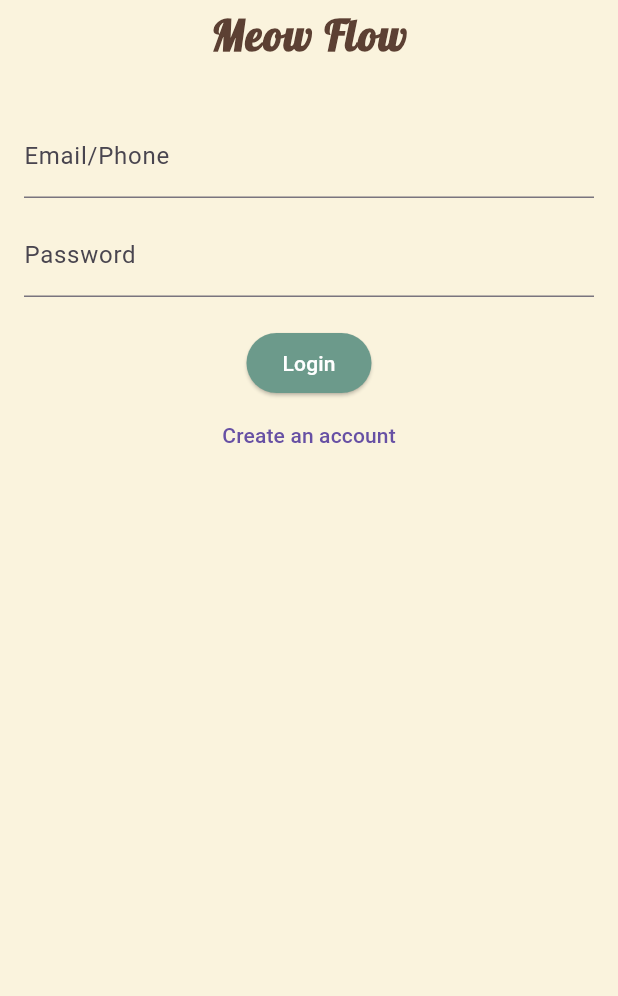
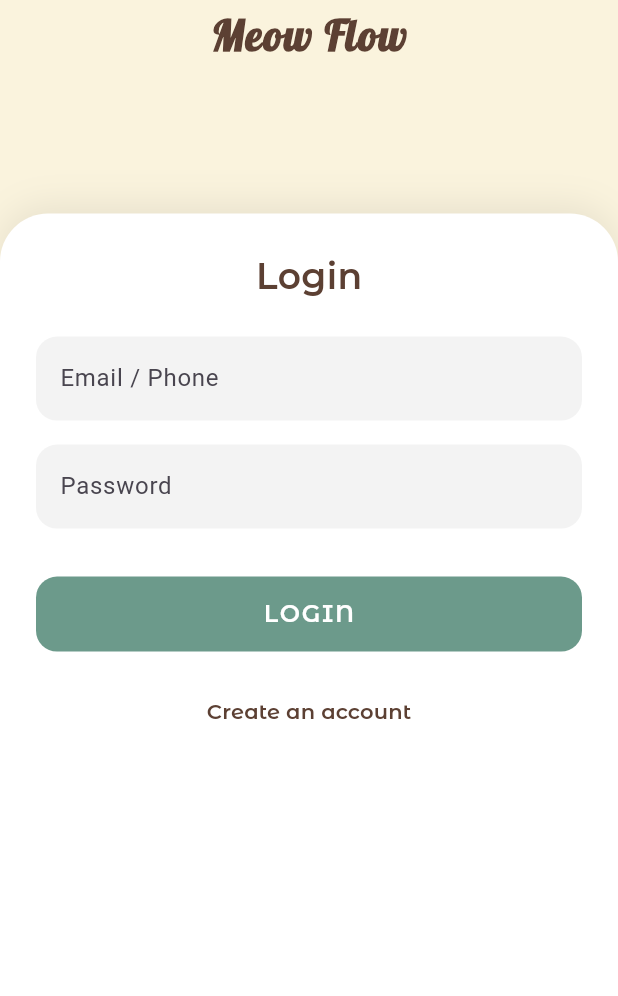
Before and after one commit to NIIIIIINO/Smart_Cat_Water_Bowl, a Flutter app: the screen it shows after launch, after a tap on "START", after a tap on "LOG IN", on a phone screen of 412 x 824 dp, the part 240-1236 px from its top. Run offline on Flutter 3.47's test engine with Material 3 defaults, Android fonts, the phone set to English and light mode, and no system bars; project files that could hold a hidden picture were left out.

Commit message:
Update login_page.dart

```diff
--- a/smart_cat_water_bowl/lib/pages/login_page.dart
+++ b/smart_cat_water_bowl/lib/pages/login_page.dart
@@ -6,8 +6,14 @@ class LoginPage extends StatelessWidget {
   @override
   Widget build(BuildContext context) {
     return Scaffold(
+      backgroundColor: const Color(0xFFFAF3DD),
+
+      // ================= APP BAR =================
       appBar: AppBar(
-        toolbarHeight: 220, // 👈 เพิ่มความสูง AppBar
+        toolbarHeight: 220,
+        backgroundColor: const Color(0xFFFAF3DD),
+        elevation: 0,
+        surfaceTintColor: Colors.transparent,
 
         leading: IconButton(
           icon: const Icon(Icons.arrow_back),
@@ -16,15 +22,12 @@ class LoginPage extends StatelessWidget {
           },
         ),
 
-        centerTitle: true, // 👈 จัดให้อยู่กลาง
+        centerTitle: true,
 
         title: Column(
           mainAxisAlignment: MainAxisAlignment.center,
           children: [
-            Image.asset(
-              'assets/images/logo.png',
-              width: 80, // ปรับขนาดโลโก้ใน AppBar
-            ),
+            Image.asset('assets/images/logo.png', width: 80),
             const SizedBox(height: 6),
             const Text(
               'Meow Flow',
@@ -39,31 +42,126 @@ class LoginPage extends StatelessWidget {
         ),
       ),
 
-      body: Padding(
-        padding: const EdgeInsets.all(16),
+      // ================= BODY =================
+      body: Column(
+        children: [
+          // 🔹 ดันจุดเริ่มต้นของแถบขาวลงมาประมาณครึ่งจอ
+          SizedBox(height: MediaQuery.of(context).size.height * 0.10),
+
+          // 🔹 แถบขาว (เริ่มกลางจอ → ลงสุดล่าง)
+          Expanded(
+            child: Container(
+              width: double.infinity,
+              padding: const EdgeInsets.all(24),
+
+              decoration: BoxDecoration(
+                color: Colors.white,
+                borderRadius: const BorderRadius.vertical(
+                  top: Radius.circular(32), // โค้งเฉพาะด้านบน
+                ),
+                boxShadow: [
+                  BoxShadow(
+                    color: Colors.black.withOpacity(0.08),
+                    blurRadius: 20,
+                    offset: const Offset(0, -4),
+                  ),
+                ],
+              ),
+
+              child: SingleChildScrollView(
                 child: Column(
                   children: [
-            const TextField(
-              decoration: InputDecoration(labelText: 'Email/Phone'),
+                    const Text(
+                      'Login',
+                      style: TextStyle(
+                        fontFamily: 'MontserratAlternates',
+                        fontSize: 24,
+                        fontWeight: FontWeight.w600,
+                        color: Color(0xFF5C4033),
                       ),
-            const SizedBox(height: 10),
-            const TextField(
-              decoration: InputDecoration(labelText: 'Password'),
+                    ),
+
+                    const SizedBox(height: 24),
+
+                    // ===== Email / Phone =====
+                    TextField(
+                      decoration: InputDecoration(
+                        hintText: 'Email / Phone',
+                        filled: true,
+                        fillColor: const Color(0xFFF3F3F3),
+                        border: OutlineInputBorder(
+                          borderRadius: BorderRadius.circular(14),
+                          borderSide: BorderSide.none,
+                        ),
+                      ),
+                    ),
+
+                    const SizedBox(height: 16),
+
+                    // ===== Password =====
+                    TextField(
                       obscureText: true,
+                      decoration: InputDecoration(
+                        hintText: 'Password',
+                        filled: true,
+                        fillColor: const Color(0xFFF3F3F3),
+                        border: OutlineInputBorder(
+                          borderRadius: BorderRadius.circular(14),
+                          borderSide: BorderSide.none,
                         ),
-            const SizedBox(height: 20),
-            ElevatedButton(
-              onPressed: () => Navigator.pushReplacementNamed(context, '/home'),
-              child: const Text('Login'),
                       ),
+                    ),
+
+                    const SizedBox(height: 32),
+
+                    // ===== Login Button =====
+                    SizedBox(
+                      width: double.infinity,
+                      height: 50,
+                      child: ElevatedButton(
+                        onPressed: () {
+                          Navigator.pushReplacementNamed(context, '/home');
+                        },
+                        style: ElevatedButton.styleFrom(
+                          elevation: 0,
+                          backgroundColor: const Color(0xFF6C9A8B),
+                          foregroundColor: Colors.white,
+                          shape: RoundedRectangleBorder(
+                            borderRadius: BorderRadius.circular(14),
+                          ),
+                          textStyle: const TextStyle(
+                            fontFamily: 'MontserratAlternates',
+                            fontWeight: FontWeight.w600,
+                            fontSize: 16,
+                            letterSpacing: 1.2,
+                          ),
+                        ),
+                        child: const Text('LOGIN'),
+                      ),
+                    ),
+
+                    const SizedBox(height: 16),
+
+                    // ===== Register =====
                     TextButton(
-              onPressed: () =>
-                  Navigator.pushReplacementNamed(context, '/register'),
-              child: const Text('Create an account'),
+                      onPressed: () {
+                        Navigator.pushReplacementNamed(context, '/register');
+                      },
+                      child: const Text(
+                        'Create an account',
+                        style: TextStyle(
+                          fontFamily: 'MontserratAlternates',
+                          color: Color(0xFF5C4033),
+                        ),
+                      ),
                     ),
                   ],
                 ),
               ),
+            ),
+          ),
+        ],
+      ),
     );
   }
 }
```
Lines whose indentation alone changed are shown as unchanged.
